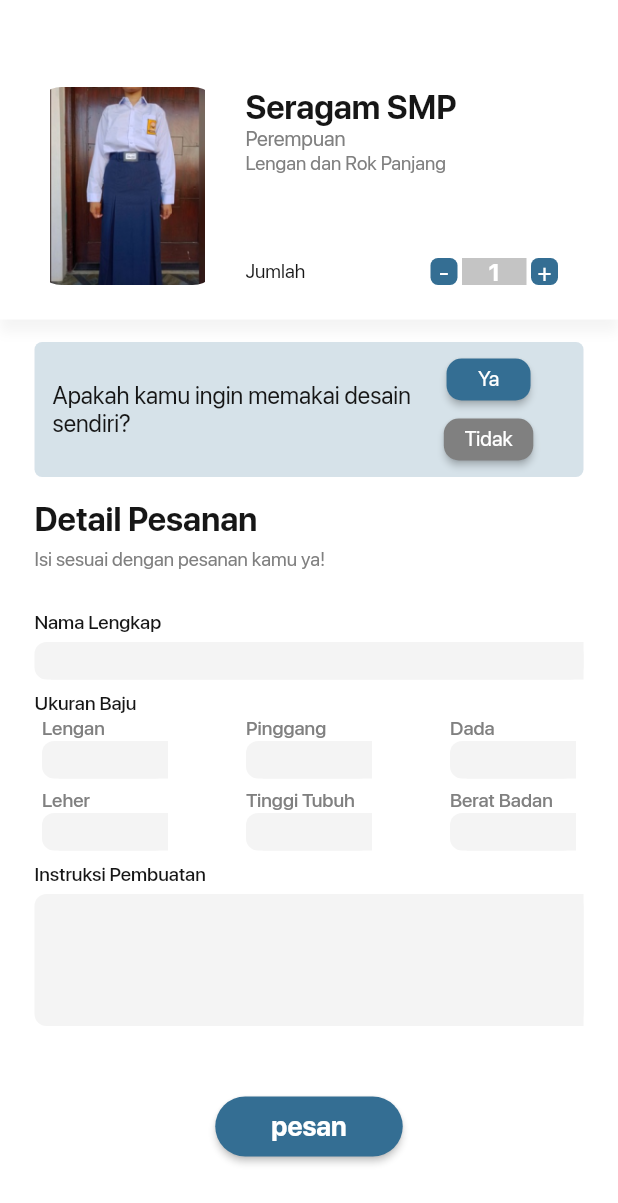
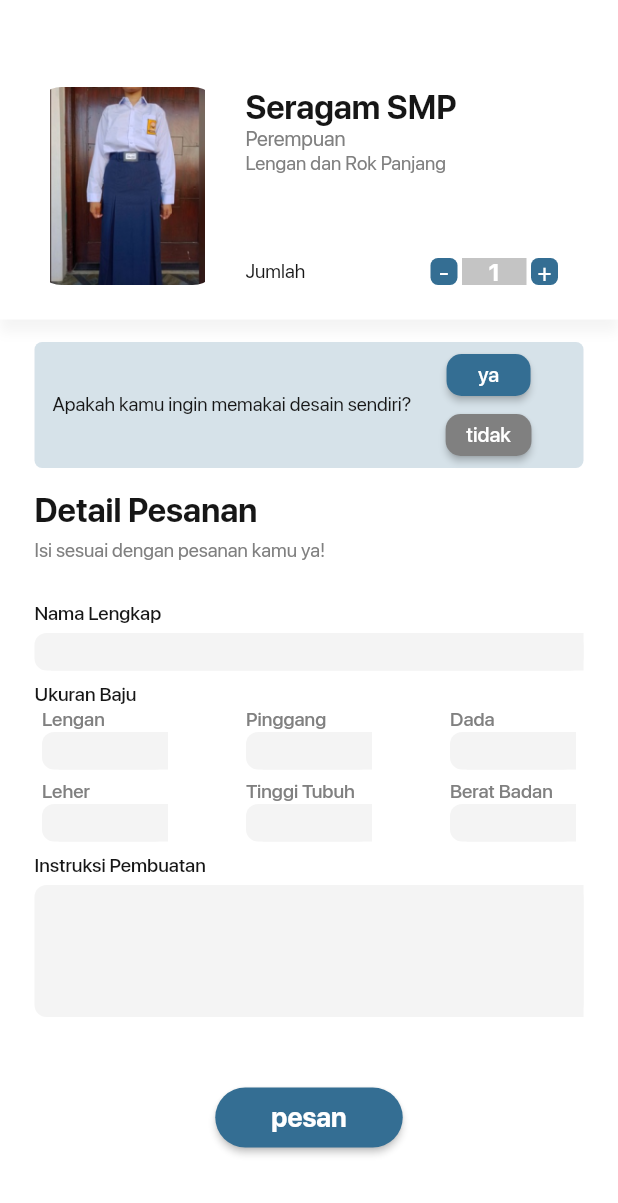
Before and after one commit to KeerjainSH/Crowns-mobile, a Flutter app: the DetailPesananPage screen opened by its route, on a phone screen of 412 x 824 dp. Shown: the top 1203 px of the screen. Run offline on Flutter 3.47's test engine with Material 2 defaults, Android fonts, the phone set to English and light mode, and no system bars; our stand-ins replace flutter_svg, image_picker, shared_preferences; accounts and stored records are empty; project files that could hold a hidden picture were left out.

```diff
--- a/crowns/lib/config/themes/app_theme.dart
+++ b/crowns/lib/config/themes/app_theme.dart
@@ -11,7 +11,7 @@ final inputDecorationBorderTheme = OutlineInputBorder(
 ThemeData appTheme = ThemeData(
   fontFamily: 'SFProDisplay',
   backgroundColor: Colors.white,
-  dialogBackgroundColor: Colors.transparent,
+  dialogBackgroundColor: Colors.white,
   dialogTheme: DialogTheme(
     shape: RoundedRectangleBorder(
       borderRadius: BorderRadius.circular(18),
--- a/crowns/lib/constants/api_path.dart
+++ b/crowns/lib/constants/api_path.dart
@@ -13,4 +13,8 @@ class ApiPath {
   static String getProfileById(int id) {
     return baseUrl + '/pembeli/' + id.toString();
   }
+
+  static String getPenjahitByCatalogId(int id) {
+    return baseUrl + '/katalog/' + id.toString() + '/penjahit';
+  }
 }
--- a/crowns/lib/constants/app_constants.dart
+++ b/crowns/lib/constants/app_constants.dart
@@ -53,6 +53,8 @@ class ImageConstants {
   static const String shopIcon = 'assets/images/icon-shop.png';
 
   static const String profilePhoto = 'assets/images/profile-1.png';
+
+  static const String starIcon = 'assets/svg/icon-star.svg';
 }
 
 class RouteConstants {
--- a/crowns/lib/main.dart
+++ b/crowns/lib/main.dart
@@ -5,6 +5,7 @@ import 'package:crowns/modules/home/providers/home_provider.dart';
 import 'package:crowns/modules/pesanan/providers/desain_custom_provider.dart';
 import 'package:crowns/modules/pesanan/providers/detail_pesanan_provider.dart';
 import 'package:crowns/modules/auth/providers/user_provider.dart';
+import 'package:crowns/modules/pesanan/providers/penjahit_provider.dart';
 import 'package:crowns/modules/profile/providers/profile_provider.dart';
 import 'package:flutter/material.dart';
 import 'package:provider/provider.dart';
@@ -29,6 +30,7 @@ class MyApp extends StatelessWidget {
         ChangeNotifierProvider(create: (_) => HomeProvider()),
         ChangeNotifierProvider(create: (_) => CatalogProvider()),
         ChangeNotifierProvider(create: (_) => ProfileProvider()),
+        ChangeNotifierProvider(create: (_) => PenjahitProvider()),
       ],
       child: MaterialApp(
         title: 'Flutter Demo',
--- a/crowns/lib/modules/auth/screens/login.dart
+++ b/crowns/lib/modules/auth/screens/login.dart
@@ -1,5 +1,4 @@
 import 'package:crowns/modules/auth/providers/auth_provider.dart';
-import 'package:crowns/widgets/app_widgets.dart';
 import 'package:crowns/widgets/custom_button.dart';
 import 'package:crowns/widgets/texts_widgets.dart';
 import 'package:flutter/material.dart';
--- /dev/null
+++ b/crowns/lib/modules/pesanan/models/penjahit.dart
@@ -0,0 +1,58 @@
+class Penjahit {
+  int id;
+  int id_user;
+  String nama;
+  String jenis_kelamin;
+  String no_hp;
+  String tanggal_lahir;
+  String nama_rek;
+  String no_rekening;
+  String bank;
+  String kodepos;
+  String kecamatan;
+  String kota;
+  String provinsi;
+  String alamat;
+  int id_baju;
+  int id_penjahit;
+
+  Penjahit({
+    required this.id,
+    required this.id_user,
+    required this.nama,
+    required this.jenis_kelamin,
+    required this.no_hp,
+    required this.tanggal_lahir,
+    required this.kodepos,
+    required this.kecamatan,
+    required this.kota,
+    required this.provinsi,
+    required this.alamat,
+    required this.bank,
+    required this.id_baju,
+    required this.id_penjahit,
+    required this.nama_rek,
+    required this.no_rekening,
+  });
+
+  factory Penjahit.fromJson(Map<String, dynamic> responseData) {
+    return Penjahit(
+      id: responseData['id'],
+      id_user: responseData['id_user'],
+      nama: responseData['nama'],
+      jenis_kelamin: responseData['jenis_kelamin'],
+      no_hp: responseData['no_hp'],
+      tanggal_lahir: responseData['tanggal_lahir'],
+      kodepos: responseData['kodepos'],
+      kecamatan: responseData['kecamatan'],
+      kota: responseData['kota'],
+      provinsi: responseData['provinsi'] ?? '',
+      alamat: responseData['alamat'],
+      bank: responseData['bank'],
+      id_baju: responseData['memiliki_table']['id_baju'],
+      id_penjahit: responseData['memiliki_table']['id_penjahit'],
+      nama_rek: responseData['nama_rek'] ?? '',
+      no_rekening: responseData['no_rekening'] ?? '',
+    );
+  }
+}
--- a/crowns/lib/modules/pesanan/screens/detail_pesanan.dart
+++ b/crowns/lib/modules/pesanan/screens/detail_pesanan.dart
@@ -2,7 +2,8 @@ import 'dart:io';
 
 import 'package:crowns/modules/pesanan/models/desain_custom.dart';
 import 'package:crowns/modules/pesanan/providers/detail_pesanan_provider.dart';
-import 'package:crowns/modules/pesanan/screens/upload_desain.dart';
+import 'package:crowns/modules/pesanan/components/upload_desain_dialog.dart';
+import 'package:crowns/widgets/texts_widgets.dart';
 import 'package:flutter/material.dart';
 
 import 'package:crowns/constants/app_constants.dart';
@@ -297,32 +298,30 @@ class _DetailPesananPageState extends State<DetailPesananPage> {
       margin: EdgeInsets.symmetric(horizontal: 23),
       padding: EdgeInsets.symmetric(
         horizontal: 12,
-        vertical: 5,
+        vertical: 2,
       ),
       child: Row(
         mainAxisAlignment: MainAxisAlignment.start,
         children: [
           Flexible(
             flex: 7,
-            child: Text(
-              'Apakah kamu ingin memakai desain sendiri?',
-              style: TextStyle(fontSize: 16),
-            ),
+            child: buildBodyText2(
+                context, 'Apakah kamu ingin memakai desain sendiri?'),
           ),
           Flexible(
             flex: 3,
             child: Center(
               child: Column(
+                mainAxisSize: MainAxisSize.min,
+                mainAxisAlignment: MainAxisAlignment.center,
                 children: [
                   ElevatedButton(
                     onPressed: () {
                       detailPesananProvider
                           .setStatus(DetailPesananStatus.DesainSendiri);
                     },
-                    child: Text('Ya'),
+                    child: buildButtonText(context, 'ya'),
                     style: ElevatedButton.styleFrom(
-                      textStyle: TextStyle(fontFamily: 'SFProDisplay'),
-                      primary: ColorConstants.primaryColor,
                       visualDensity: VisualDensity.compact,
                       shape: RoundedRectangleBorder(
                         borderRadius: BorderRadius.circular(10.0),
@@ -335,9 +334,8 @@ class _DetailPesananPageState extends State<DetailPesananPage> {
                         _state = DetailPesananStatus.DesainPenjahit;
                       });
                     },
-                    child: Text('Tidak'),
+                    child: buildButtonText(context, 'tidak'),
                     style: ElevatedButton.styleFrom(
-                      textStyle: TextStyle(fontFamily: 'SFProDisplay'),
                       primary: ColorConstants.darkGrey,
                       visualDensity: VisualDensity.compact,
                       shape: RoundedRectangleBorder(
@@ -389,31 +387,27 @@ class _DetailPesananPageState extends State<DetailPesananPage> {
         color: ColorConstants.softBlue,
         borderRadius: BorderRadius.circular(5),
       ),
-      margin: EdgeInsets.symmetric(horizontal: 23),
-      padding: EdgeInsets.all(8),
+      margin: EdgeInsets.symmetric(horizontal: appPadding),
+      padding: EdgeInsets.symmetric(horizontal: 12, vertical: 2),
+      width: double.infinity,
       child: Row(
-        mainAxisAlignment: MainAxisAlignment.start,
+        mainAxisAlignment: MainAxisAlignment.spaceBetween,
+        mainAxisSize: MainAxisSize.max,
         children: [
           Flexible(
-            child: Text(
-              'Upload desain kamu di sini!',
+            flex: 7,
+            child: buildBodyText2(context, 'Upload desain kamu di sini!'),
           ),
-          ),
-          Expanded(
-            child: Align(
-              alignment: Alignment.centerRight,
-              child: Container(
-                margin: EdgeInsets.only(right: 10),
+          Flexible(
+            flex: 4,
+            child: Center(
               child: ElevatedButton(
                 onPressed: showDesainDialog,
-                  child: Text('Pilih Gambar'),
+                child: buildButtonText(context, 'Pilih Gambar'),
                 style: ElevatedButton.styleFrom(
-                    textStyle: TextStyle(fontFamily: 'SFProDisplay'),
-                    primary: ColorConstants.primaryColor,
                   visualDensity: VisualDensity.comfortable,
                   shape: RoundedRectangleBorder(
                     borderRadius: BorderRadius.circular(10.0),
-                    ),
                   ),
                 ),
               ),
--- a/crowns/lib/widgets/app_widgets.dart
+++ b/crowns/lib/widgets/app_widgets.dart
@@ -5,7 +5,7 @@ import 'package:flutter/material.dart';
 import 'floating_bottom_navigation_bar.dart';
 
 Container appHeader = Container(
-  padding: EdgeInsets.symmetric(horizontal: 32),
+  padding: EdgeInsets.only(left: appPadding),
   width: double.infinity,
   child: Image.asset(
     ImageConstants.appHeader,
--- a/crowns/lib/widgets/texts_widgets.dart
+++ b/crowns/lib/widgets/texts_widgets.dart
@@ -56,3 +56,14 @@ Align buildFormLabel(BuildContext context, String text) {
     ),
   );
 }
+
+Text buildButtonText(BuildContext context, String text) {
+  return Text(
+    text,
+    style: TextStyle(
+      color: Colors.white,
+      fontSize: 14,
+      fontWeight: FontWeight.w500,
+    ),
+  );
+}
```
Also changed, not shown: crowns/lib/modules/pesanan/components/upload_desain_dialog.dart (renamed from crowns/lib/modules/pesanan/screens/upload_desain.dart, +3 -6 lines), crowns/lib/modules/pesanan/providers/penjahit_provider.dart (added, +39 -0 lines), crowns/lib/modules/pesanan/screens/pilih_penjahit.dart (+46 -9 lines), crowns/lib/modules/profile/providers/profile_provider.dart (+5 -4 lines), crowns/pubspec.yaml (+3 -16 lines), crowns/assets/svg/icon-star.svg (added), crowns/pubspec.lock. Lines whose indentation alone changed are shown as unchanged.
